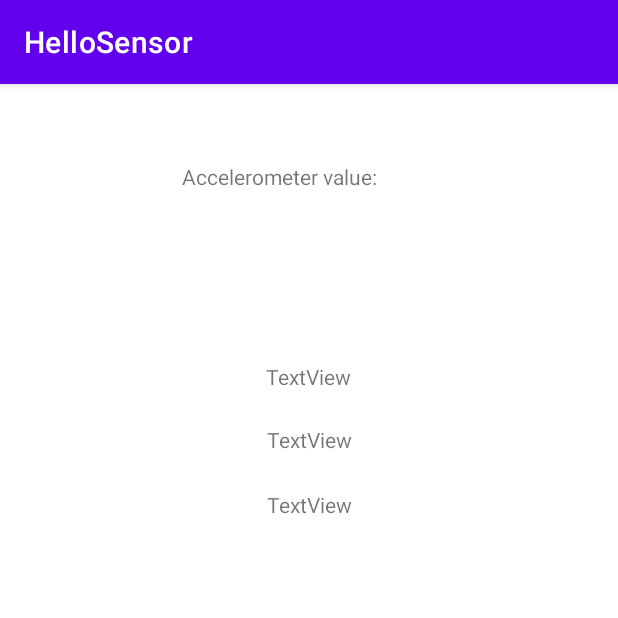
After one commit to myllern/MAMN01, an Android app: the DisplayAccelerometerActivity screen opened directly, with no data from a screen before it, on a phone screen of 412 x 824 dp, the top half of it. The commit adds this screen. Run offline under Robolectric (Android 15) with nearby library versions, the phone set to English and light mode, and no system bars.

Commit message:
Display Acc

```diff
--- /dev/null
+++ b/app/src/main/java/com/example/hellosensor/DisplayAccelerometerActivity.java
@@ -0,0 +1,110 @@
+package com.example.hellosensor;
+
+import androidx.appcompat.app.AppCompatActivity;
+
+import android.content.Context;
+import android.graphics.Color;
+import android.hardware.Sensor;
+import android.hardware.SensorEvent;
+import android.hardware.SensorEventListener;
+import android.hardware.SensorManager;
+import android.media.MediaPlayer;
+import android.os.Bundle;
+import android.os.Vibrator;
+import android.view.View;
+import android.widget.TextView;
+
+
+
+
+public class DisplayAccelerometerActivity extends AppCompatActivity implements SensorEventListener {
+
+    private SensorManager sensorManager;
+    private Sensor accelerometer;
+    private float[] mLastAccelerometer = new float[3];
+    float xVal, yVal, zVal;
+    static final float ALPHA = 0.25f;
+    private TextView X,Y,Z;
+    View acc_view;
+    MediaPlayer mediaPlayer;
+    private Vibrator v;
+
+
+
+
+    @Override
+    protected void onCreate(Bundle savedInstanceState) {
+        super.onCreate(savedInstanceState);
+        setContentView(R.layout.activity_display_accelerometer);
+
+        X =  findViewById(R.id.x);
+        Y =  findViewById(R.id.y);
+        Z =  findViewById(R.id.z);
+        acc_view = findViewById(R.id.acc_view);
+        mediaPlayer = MediaPlayer.create(this, R.raw.falling);
+        v = (Vibrator) getSystemService(Context.VIBRATOR_SERVICE);
+
+
+
+        sensorManager = (SensorManager) getSystemService(SENSOR_SERVICE);
+        accelerometer = sensorManager.getDefaultSensor(Sensor.TYPE_ACCELEROMETER);
+        sensorManager.registerListener(this, accelerometer, SensorManager.SENSOR_DELAY_NORMAL);
+
+
+
+
+
+
+    }
+
+    @Override
+    public void onSensorChanged(SensorEvent event) {
+
+
+        if (event.sensor.getType() == Sensor.TYPE_ACCELEROMETER) {
+            mLastAccelerometer = lowPass(event.values.clone(),  mLastAccelerometer);
+
+            xVal = event.values[0];
+            yVal = event.values[1];
+            zVal = event.values[2];
+
+            X.setText("X: " + Float.toString(xVal));
+            Y.setText("Y: " + Float.toString(yVal));
+            Z.setText("Z: " + Float.toString(zVal));
+
+            if(yVal > 0 )
+                acc_view.setBackgroundColor(Color.YELLOW);
+            if(yVal < 0 )
+                acc_view.setBackgroundColor(Color.GREEN);
+
+            if(xVal > 3) {
+                mediaPlayer.start();
+                v.vibrate(200);
+            }
+  //          if(xVal < - 3)
+//                Record and play sound
+
+
+
+
+
+
+
+        }
+
+
+    }
+    protected float[] lowPass( float[] input, float[] output ) {
+        if ( output == null ) return input;
+        for ( int i=0; i<input.length; i++ ) {
+            output[i] = output[i] + ALPHA * (input[i] - output[i]);
+        }
+        return output;
+    }
+
+
+    @Override
+    public void onAccuracyChanged(Sensor sensor, int i) {
+
+    }
+}
--- a/app/src/main/java/com/example/hellosensor/MainActivity.java
+++ b/app/src/main/java/com/example/hellosensor/MainActivity.java
@@ -21,5 +21,11 @@ public class MainActivity extends AppCompatActivity {
         startActivity(intent);
     }
 
+    public void openAccelerometer(View view) {
+
+        Intent intent = new Intent(this, DisplayAccelerometerActivity.class);
+        startActivity(intent);
+    }
+
 
     }
--- /dev/null
+++ b/app/src/main/res/layout/activity_display_accelerometer.xml
@@ -0,0 +1,52 @@
+<?xml version="1.0" encoding="utf-8"?>
+<androidx.constraintlayout.widget.ConstraintLayout xmlns:android="http://schemas.android.com/apk/res/android"
+    xmlns:app="http://schemas.android.com/apk/res-auto"
+    xmlns:tools="http://schemas.android.com/tools"
+    android:layout_width="match_parent"
+    android:layout_height="match_parent"
+    tools:context=".DisplayAccelerometerActivity"
+    android:id="@+id/acc_view">
+
+    <TextView
+        android:id="@+id/acc_text_info"
+        android:layout_width="168dp"
+        android:layout_height="45dp"
+        android:layout_marginTop="52dp"
+        android:text="@string/acc_text_info"
+        app:layout_constraintEnd_toEndOf="parent"
+        app:layout_constraintHorizontal_bias="0.497"
+        app:layout_constraintStart_toStartOf="parent"
+        app:layout_constraintTop_toTopOf="parent" />
+
+    <TextView
+        android:id="@+id/z"
+        android:layout_width="wrap_content"
+        android:layout_height="wrap_content"
+        android:layout_marginTop="24dp"
+        android:text="TextView"
+        app:layout_constraintEnd_toEndOf="parent"
+        app:layout_constraintStart_toStartOf="parent"
+        app:layout_constraintTop_toBottomOf="@+id/y" />
+
+    <TextView
+        android:id="@+id/x"
+        android:layout_width="58dp"
+        android:layout_height="18dp"
+        android:layout_marginTop="88dp"
+        android:text="TextView"
+        app:layout_constraintEnd_toEndOf="parent"
+        app:layout_constraintHorizontal_bias="0.501"
+        app:layout_constraintStart_toStartOf="parent"
+        app:layout_constraintTop_toBottomOf="@+id/acc_text_info" />
+
+    <TextView
+        android:id="@+id/y"
+        android:layout_width="wrap_content"
+        android:layout_height="wrap_content"
+        android:layout_marginTop="24dp"
+        android:text="TextView"
+        app:layout_constraintEnd_toEndOf="parent"
+        app:layout_constraintStart_toStartOf="parent"
+        app:layout_constraintTop_toBottomOf="@+id/x" />
+
+</androidx.constraintlayout.widget.ConstraintLayout>
--- a/app/src/main/res/layout/activity_display_compass.xml
+++ b/app/src/main/res/layout/activity_display_compass.xml
@@ -5,7 +5,7 @@
     android:layout_width="match_parent"
     android:background="@android:color/holo_blue_light"
     android:layout_height="match_parent"
-    android:id="@+id/bg"
+    android:id="@+id/compass_view"
     tools:context=".DisplayCompassActivity">
 
 
--- a/app/src/main/res/values/strings.xml
+++ b/app/src/main/res/values/strings.xml
@@ -5,5 +5,7 @@
     <string name="compass_btn">Compass</string>
     <string name="compass_text">Compass text here</string>/>
     <string name="compass_image">Compass_Image</string>/>
+    <string name="acc_text">Accelerometer</string>/>
+    <string name="acc_text_info">Accelerometer value:</string>/>
 
 </resources>
```
Also changed, not shown: app/src/main/AndroidManifest.xml (+8 -5 lines), app/src/main/java/com/example/hellosensor/DisplayCompassActivity.java (+10 -23 lines), app/src/main/res/layout/activity_main.xml (+14 -0 lines), 2 other files.
